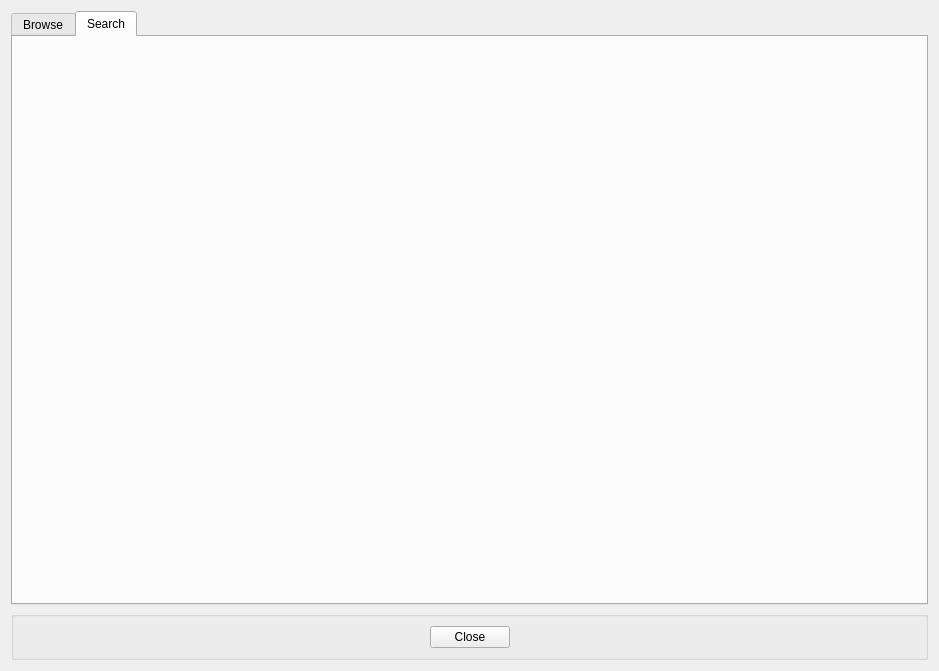
First picture: the form in sftags.ui, repository clapautius/sftags, before the edit.
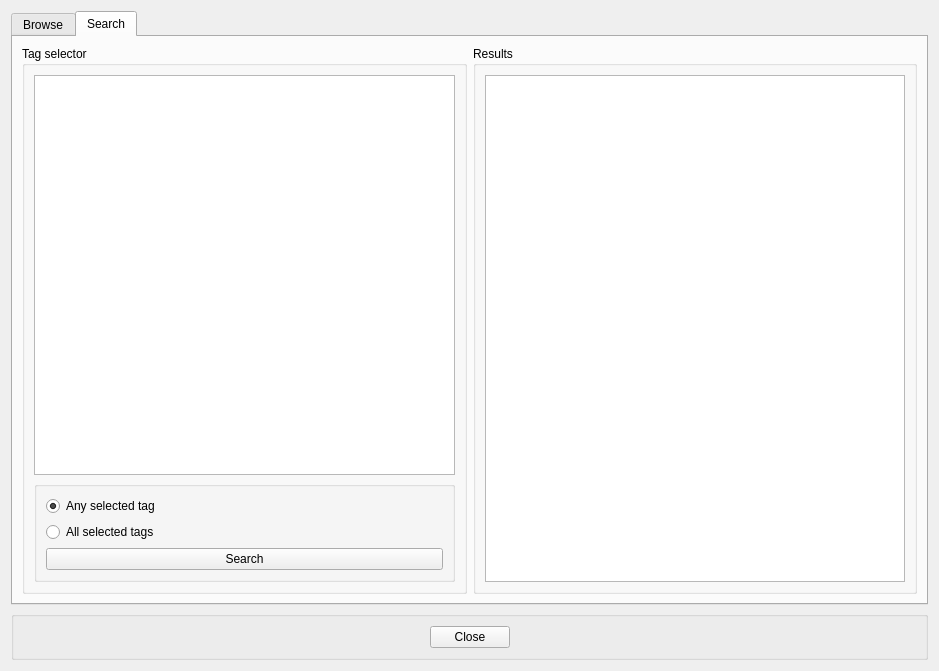
Second picture: the form after the edit. The open tabs and pages were chosen to show the change.

Commit message: Working on search tab.

The edit to the form file:
```diff
--- a/sftags.ui
+++ b/sftags.ui
@@ -109,6 +109,75 @@
         <attribute name="title">
          <string>Search</string>
         </attribute>
+        <layout class="QHBoxLayout" name="horizontalLayout">
+         <item>
+          <widget class="QGroupBox" name="groupBox_2">
+           <property name="title">
+            <string>Tag selector</string>
+           </property>
+           <layout class="QVBoxLayout" name="verticalLayout">
+            <item>
+             <widget class="QListWidget" name="mp_tags_list">
+              <property name="alternatingRowColors">
+               <bool>true</bool>
+              </property>
+              <property name="selectionMode">
+               <enum>QAbstractItemView::MultiSelection</enum>
+              </property>
+              <property name="sortingEnabled">
+               <bool>true</bool>
+              </property>
+             </widget>
+            </item>
+            <item>
+             <widget class="QGroupBox" name="groupBox_4">
+              <property name="title">
+               <string/>
+              </property>
+              <layout class="QVBoxLayout" name="verticalLayout_5">
+               <item>
+                <widget class="QRadioButton" name="radioButton">
+                 <property name="text">
+                  <string>Any selected tag</string>
+                 </property>
+                 <property name="checked">
+                  <bool>true</bool>
+                 </property>
+                </widget>
+               </item>
+               <item>
+                <widget class="QRadioButton" name="radioButton_2">
+                 <property name="text">
+                  <string>All selected tags</string>
+                 </property>
+                </widget>
+               </item>
+               <item>
+                <widget class="QPushButton" name="mp_search">
+                 <property name="text">
+                  <string>Search</string>
+                 </property>
+                </widget>
+               </item>
+              </layout>
+             </widget>
+            </item>
+           </layout>
+          </widget>
+         </item>
+         <item>
+          <widget class="QGroupBox" name="groupBox_3">
+           <property name="title">
+            <string>Results</string>
+           </property>
+           <layout class="QVBoxLayout" name="verticalLayout_4">
+            <item>
+             <widget class="QListWidget" name="mp_results_list"/>
+            </item>
+           </layout>
+          </widget>
+         </item>
+        </layout>
        </widget>
       </widget>
      </item>
```
The commit also changes 5 other files.
